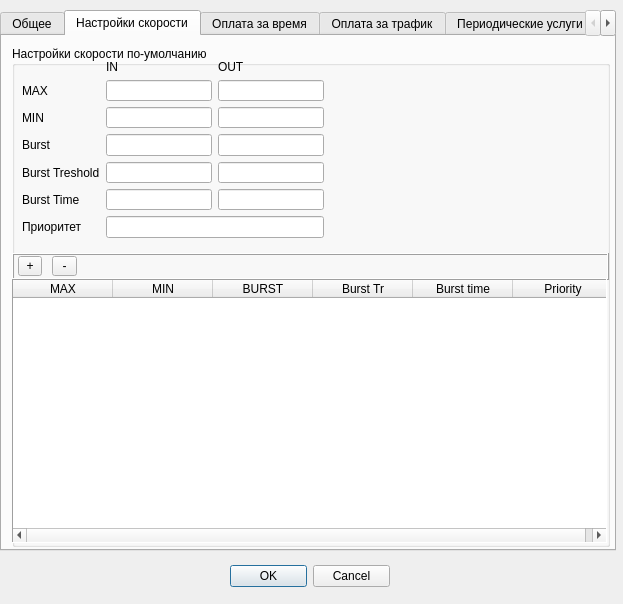
brat002/ExpertBilling, file mdi/tp_edit.ui: the form before one commit.
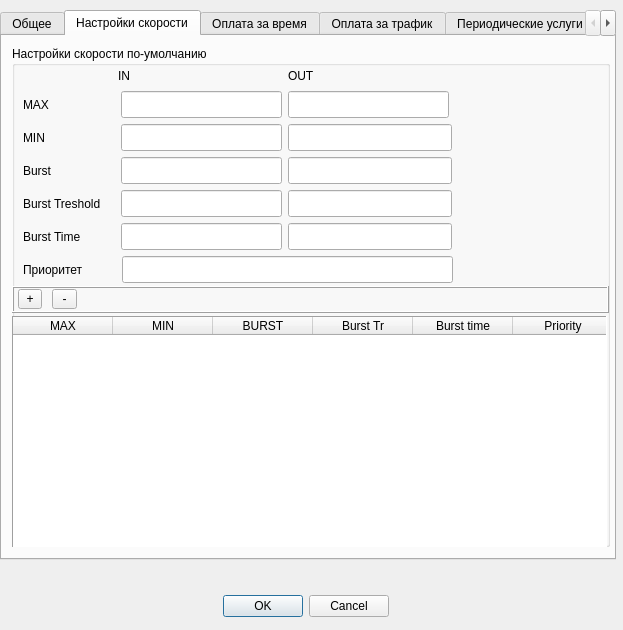
The form after the commit. The open tabs and pages were chosen to show the change.

The edit to the form file:
```diff
--- a/mdi/tp_edit.ui
+++ b/mdi/tp_edit.ui
@@ -6,7 +6,7 @@
     <x>0</x>
     <y>0</y>
     <width>623</width>
-    <height>604</height>
+    <height>630</height>
    </rect>
   </property>
   <property name="windowTitle" >
@@ -15,9 +15,9 @@
   <widget class="QDialogButtonBox" name="buttonBox" >
    <property name="geometry" >
     <rect>
-     <x>230</x>
-     <y>560</y>
-     <width>160</width>
+     <x>210</x>
+     <y>590</y>
+     <width>191</width>
      <height>32</height>
     </rect>
    </property>
@@ -25,7 +25,10 @@
     <enum>Qt::Horizontal</enum>
    </property>
    <property name="standardButtons" >
-    <set>QDialogButtonBox::Cancel|QDialogButtonBox::NoButton|QDialogButtonBox::Ok</set>
+    <set>QDialogButtonBox::Cancel|QDialogButtonBox::Ok</set>
+   </property>
+   <property name="centerButtons" >
+    <bool>true</bool>
    </property>
   </widget>
   <widget class="QTabWidget" name="tabWidget" >
@@ -34,7 +37,7 @@
      <x>0</x>
      <y>10</y>
      <width>616</width>
-     <height>541</height>
+     <height>550</height>
     </rect>
    </property>
    <property name="tabPosition" >
@@ -245,6 +248,14 @@
     </widget>
    </widget>
    <widget class="QWidget" name="tab_7" >
+    <property name="geometry" >
+     <rect>
+      <x>0</x>
+      <y>0</y>
+      <width>612</width>
+      <height>523</height>
+     </rect>
+    </property>
     <attribute name="title" >
      <string>Настройки скорости</string>
     </attribute>
@@ -260,116 +271,11 @@
      <property name="title" >
       <string>Настройки скорости по-умолчанию</string>
      </property>
-     <widget class="QWidget" name="layoutWidget" >
-      <property name="geometry" >
-       <rect>
-        <x>10</x>
-        <y>14</y>
-        <width>302</width>
-        <height>178</height>
-       </rect>
-      </property>
-      <layout class="QGridLayout" >
-       <item row="0" column="1" >
-        <widget class="QLabel" name="in_label" >
-         <property name="text" >
-          <string>IN</string>
-         </property>
-        </widget>
-       </item>
-       <item row="0" column="2" >
-        <widget class="QLabel" name="out_label" >
-         <property name="text" >
-          <string>OUT</string>
-         </property>
-        </widget>
-       </item>
-       <item row="1" column="0" >
-        <widget class="QLabel" name="max_label" >
-         <property name="text" >
-          <string>MAX</string>
-         </property>
-        </widget>
-       </item>
-       <item row="1" column="1" >
-        <widget class="QLineEdit" name="max_in_edit" >
-         <property name="frame" >
-          <bool>true</bool>
-         </property>
-        </widget>
-       </item>
-       <item row="1" column="2" >
-        <widget class="QLineEdit" name="max_out_edit" />
-       </item>
-       <item row="2" column="0" >
-        <widget class="QLabel" name="min_label" >
-         <property name="text" >
-          <string>MIN</string>
-         </property>
-        </widget>
-       </item>
-       <item row="2" column="1" >
-        <widget class="QLineEdit" name="min_in_edit" />
-       </item>
-       <item row="2" column="2" >
-        <widget class="QLineEdit" name="min_out_edit" />
-       </item>
-       <item row="3" column="0" >
-        <widget class="QLabel" name="burst_label" >
-         <property name="text" >
-          <string>Burst</string>
-         </property>
-        </widget>
-       </item>
-       <item row="3" column="1" >
-        <widget class="QLineEdit" name="burst_in_edit" />
-       </item>
-       <item row="3" column="2" >
-        <widget class="QLineEdit" name="burst_out_edit" />
-       </item>
-       <item row="4" column="0" >
-        <widget class="QLabel" name="burst_treshold_label" >
-         <property name="text" >
-          <string>Burst Treshold</string>
-         </property>
-        </widget>
-       </item>
-       <item row="4" column="1" >
-        <widget class="QLineEdit" name="burst_treshold_in_edit" />
-       </item>
-       <item row="4" column="2" >
-        <widget class="QLineEdit" name="burst_treshold_out_edit" />
-       </item>
-       <item row="5" column="0" >
-        <widget class="QLabel" name="burst_time_label" >
-         <property name="text" >
-          <string>Burst Time</string>
-         </property>
-        </widget>
-       </item>
-       <item row="5" column="1" >
-        <widget class="QLineEdit" name="burst_time_in_edit" />
-       </item>
-       <item row="5" column="2" >
-        <widget class="QLineEdit" name="burst_time_out_edit" />
-       </item>
-       <item row="6" column="0" >
-        <widget class="QLabel" name="priority_label" >
-         <property name="text" >
-          <string>Приоритет</string>
-         </property>
-        </widget>
-       </item>
-       <item row="6" column="1" colspan="2" >
-        <widget class="QLineEdit" name="priority_edit" />
-       </item>
-      </layout>
-     </widget>
      <widget class="QFrame" name="frame_7" >
       <property name="geometry" >
        <rect>
         <x>0</x>
-        <y>207</y>
+        <y>240</y>
         <width>597</width>
         <height>27</height>
        </rect>
@@ -411,7 +317,7 @@
       <property name="geometry" >
        <rect>
         <x>0</x>
-        <y>233</y>
+        <y>270</y>
         <width>595</width>
         <height>264</height>
        </rect>
@@ -474,6 +380,238 @@
        </property>
       </column>
      </widget>
+     <widget class="QLineEdit" name="lineEdit_3" >
+      <property name="geometry" >
+       <rect>
+        <x>110</x>
+        <y>210</y>
+        <width>331</width>
+        <height>27</height>
+       </rect>
+      </property>
+     </widget>
+     <widget class="QLineEdit" name="max_out_edit" >
+      <property name="geometry" >
+       <rect>
+        <x>276</x>
+        <y>45</y>
+        <width>161</width>
+        <height>27</height>
+       </rect>
+      </property>
+     </widget>
+     <widget class="QLineEdit" name="burst_out_edit" >
+      <property name="geometry" >
+       <rect>
+        <x>276</x>
+        <y>111</y>
+        <width>164</width>
+        <height>27</height>
+       </rect>
+      </property>
+     </widget>
+     <widget class="QLineEdit" name="burst_time_out_edit" >
+      <property name="geometry" >
+       <rect>
+        <x>276</x>
+        <y>177</y>
+        <width>164</width>
+        <height>27</height>
+       </rect>
+      </property>
+     </widget>
+     <widget class="QLineEdit" name="min_in_edit" >
+      <property name="geometry" >
+       <rect>
+        <x>109</x>
+        <y>78</y>
+        <width>161</width>
+        <height>27</height>
+       </rect>
+      </property>
+     </widget>
+     <widget class="QLabel" name="burst_label" >
+      <property name="geometry" >
+       <rect>
+        <x>11</x>
+        <y>111</y>
+        <width>89</width>
+        <height>27</height>
+       </rect>
+      </property>
+      <property name="text" >
+       <string>Burst</string>
+      </property>
+      <property name="buddy" >
+       <cstring>burst_in_edit</cstring>
+      </property>
+     </widget>
+     <widget class="QLineEdit" name="burst_treshold_out_edit" >
+      <property name="geometry" >
+       <rect>
+        <x>276</x>
+        <y>144</y>
+        <width>164</width>
+        <height>27</height>
+       </rect>
+      </property>
+     </widget>
+     <widget class="QLabel" name="priority_label" >
+      <property name="geometry" >
+       <rect>
+        <x>11</x>
+        <y>210</y>
+        <width>89</width>
+        <height>27</height>
+       </rect>
+      </property>
+      <property name="text" >
+       <string>Приоритет</string>
+      </property>
+     </widget>
+     <widget class="QLabel" name="burst_time_label" >
+      <property name="geometry" >
+       <rect>
+        <x>11</x>
+        <y>177</y>
+        <width>89</width>
+        <height>27</height>
+       </rect>
+      </property>
+      <property name="text" >
+       <string>Burst Time</string>
+      </property>
+      <property name="buddy" >
+       <cstring>burst_time_in_edit</cstring>
+      </property>
+     </widget>
+     <widget class="QLabel" name="burst_treshold_label" >
+      <property name="geometry" >
+       <rect>
+        <x>11</x>
+        <y>144</y>
+        <width>89</width>
+        <height>27</height>
+       </rect>
+      </property>
+      <property name="text" >
+       <string>Burst Treshold</string>
+      </property>
+      <property name="buddy" >
+       <cstring>burst_treshold_in_edit</cstring>
+      </property>
+     </widget>
+     <widget class="QLineEdit" name="burst_time_in_edit" >
+      <property name="geometry" >
+       <rect>
+        <x>109</x>
+        <y>177</y>
+        <width>161</width>
+        <height>27</height>
+       </rect>
+      </property>
+     </widget>
+     <widget class="QLineEdit" name="burst_in_edit" >
+      <property name="geometry" >
+       <rect>
+        <x>109</x>
+        <y>111</y>
+        <width>161</width>
+        <height>27</height>
+       </rect>
+      </property>
+     </widget>
+     <widget class="QLabel" name="out_label" >
+      <property name="geometry" >
+       <rect>
+        <x>276</x>
+        <y>21</y>
+        <width>164</width>
+        <height>18</height>
+       </rect>
+      </property>
+      <property name="text" >
+       <string>OUT</string>
+      </property>
+     </widget>
+     <widget class="QLabel" name="in_label" >
+      <property name="geometry" >
+       <rect>
+        <x>106</x>
+        <y>21</y>
+        <width>164</width>
+        <height>18</height>
+       </rect>
+      </property>
+      <property name="text" >
+       <string>IN</string>
+      </property>
+     </widget>
+     <widget class="QLabel" name="max_label" >
+      <property name="geometry" >
+       <rect>
+        <x>11</x>
+        <y>45</y>
+        <width>89</width>
+        <height>27</height>
+       </rect>
+      </property>
+      <property name="text" >
+       <string>MAX</string>
+      </property>
+      <property name="buddy" >
+       <cstring>max_in_edit</cstring>
+      </property>
+     </widget>
+     <widget class="QLineEdit" name="max_in_edit" >
+      <property name="geometry" >
+       <rect>
+        <x>109</x>
+        <y>45</y>
+        <width>161</width>
+        <height>27</height>
+       </rect>
+      </property>
+      <property name="frame" >
+       <bool>true</bool>
+      </property>
+     </widget>
+     <widget class="QLabel" name="min_label" >
+      <property name="geometry" >
+       <rect>
+        <x>11</x>
+        <y>78</y>
+        <width>89</width>
+        <height>27</height>
+       </rect>
+      </property>
+      <property name="text" >
+       <string>MIN</string>
+      </property>
+      <property name="buddy" >
+       <cstring>min_in_edit</cstring>
+      </property>
+     </widget>
+     <widget class="QLineEdit" name="min_out_edit" >
+      <property name="geometry" >
+       <rect>
+        <x>276</x>
+        <y>78</y>
+        <width>164</width>
+        <height>27</height>
+       </rect>
+      </property>
+     </widget>
+     <widget class="QLineEdit" name="burst_treshold_in_edit" >
+      <property name="geometry" >
+       <rect>
+        <x>109</x>
+        <y>144</y>
+        <width>161</width>
+        <height>27</height>
+       </rect>
+      </property>
+     </widget>
     </widget>
    </widget>
    <widget class="QWidget" name="tab" >
```
Left out of the diff: 434 changed lines with no effect on the pictures.
